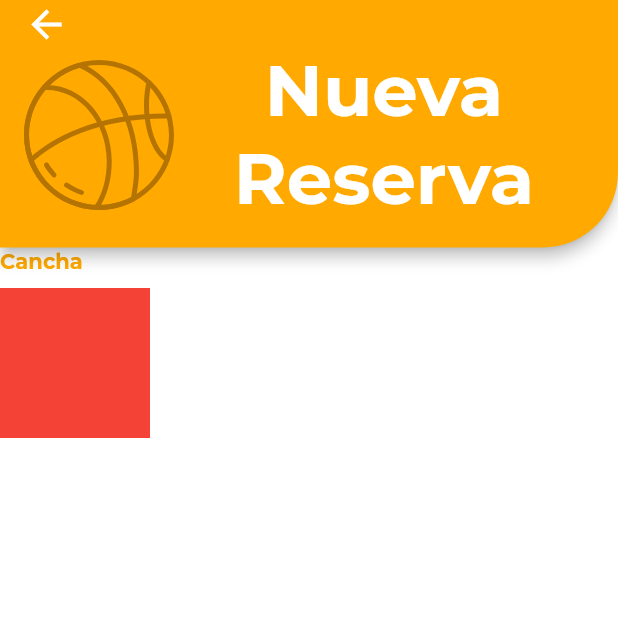
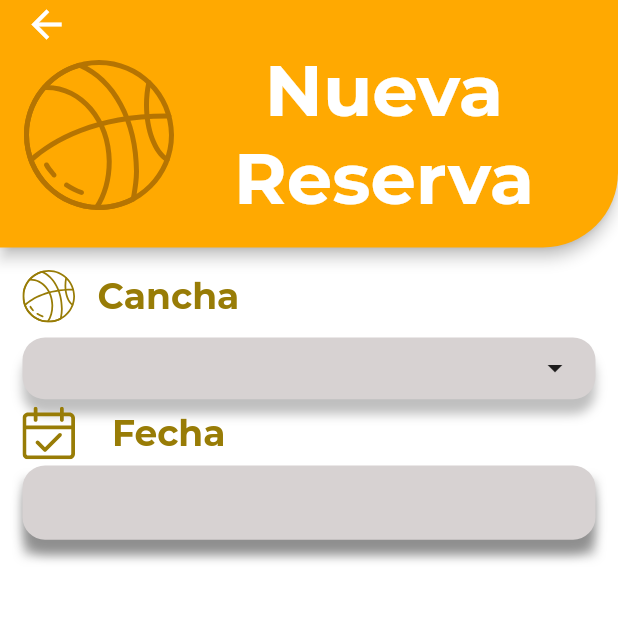
Before and after one commit to SilvioArzeno/Cancha-app, a Flutter app: the ReservationForm screen opened by its route, on a phone screen of 412 x 824 dp, the top half of it. Run offline on Flutter 3.47's test engine with Material 2 defaults, Android fonts, the phone set to English and light mode, and no system bars; our stand-ins replace flutter_svg, shared_preferences; missing offline and left inert: flutter_cupertino_date_picker; accounts and stored records are empty; project files that could hold a hidden picture were left out.

Commit message:
Adds Custom Date Picker to Reservation Form

```diff
--- /dev/null
+++ b/cancha_app/lib/components/custom_datepicker.dart
@@ -0,0 +1,155 @@
+// Author: Silvio Arzeno
+//
+// Date: 8/3/2020
+//
+// Description: A generic Input Widget that takes Icon, text , IsPassword
+// As well as preffered text color or text decoration. Default Values are
+// Icon: WhiteProfileIcon.svg
+// Text: Correo/ Usuario
+// Text Decorations: Monserrat, White, 16, Bold
+//
+// Change Log:
+// -8/3/2020 Silvio Arzeno: Widget created
+//
+
+import 'package:flutter/material.dart';
+import 'package:flutter_cupertino_date_picker/flutter_cupertino_date_picker.dart';
+import 'package:flutter_svg/svg.dart';
+import 'package:intl/intl.dart';
+
+class CustomDatePicker extends StatefulWidget {
+  CustomDatePicker({
+    Key key,
+    this.icon,
+    @required this.text,
+    this.textColor,
+    this.textDecoration,
+    this.inputHeight,
+    this.inputWidth,
+    this.textSize,
+    this.onChanged,
+    this.selectedDate,
+  }) : super(key: key);
+
+  final String icon;
+  final String text;
+  final Color textColor;
+  final TextStyle textDecoration;
+  final double inputHeight;
+  final double inputWidth;
+  final double textSize;
+  final Function onChanged;
+  final DateTime selectedDate;
+
+  @override
+  _CustomDatePickerState createState() => _CustomDatePickerState();
+}
+
+class _CustomDatePickerState extends State<CustomDatePicker> {
+  String _formattedDate;
+  @override
+  Widget build(BuildContext context) {
+    print("Date picker build");
+    Size currentScreen = MediaQuery.of(context).size;
+
+    return Container(
+      child: Column(
+        crossAxisAlignment: CrossAxisAlignment.start,
+        children: <Widget>[
+          SizedBox(height: 5),
+          Row(
+            children: <Widget>[
+              if (widget.icon != null)
+                SvgPicture.asset("lib/resources/images/icons/${widget.icon}",
+                    height: 35, width: 35, color: Color(0xFF987C06)),
+              if (widget.icon != null) Spacer(),
+              Text(
+                "${widget.text}",
+                style: (widget.textDecoration ??
+                    TextStyle(
+                      fontFamily: "Montserrat",
+                      fontSize: widget.textSize ?? 16,
+                      fontWeight: FontWeight.bold,
+                      color: widget.textColor ?? Colors.white,
+                    )),
+              ),
+              Spacer(
+                flex: 10,
+              ),
+            ],
+          ),
+          SizedBox(
+            height: currentScreen.height * 0.005,
+          ),
+          Container(
+            alignment: Alignment.centerLeft,
+            decoration: BoxDecoration(
+              boxShadow: [
+                BoxShadow(
+                  blurRadius: 5,
+                  offset: Offset(0, 10),
+                  color: Color(
+                    0x40000000,
+                  ),
+                )
+              ],
+            ),
+            height: widget.inputHeight ?? currentScreen.height * 0.06,
+            child: GestureDetector(
+              child: Container(
+                height: currentScreen.height * 0.35,
+                decoration: BoxDecoration(
+                  boxShadow: [
+                    BoxShadow(
+                      blurRadius: 5,
+                      offset: Offset(0, 10),
+                      color: Color(0x40000000),
+                    )
+                  ],
+                  color: Color(0xFFD7D2D2),
+                  borderRadius: BorderRadius.circular(15),
+                ),
+                padding: EdgeInsets.symmetric(horizontal: 15),
+                child: Row(
+                  mainAxisAlignment: MainAxisAlignment.spaceBetween,
+                  children: [
+                    Text(_formattedDate == null ? "" : "$_formattedDate",
+                        style: const TextStyle(
+                          fontFamily: "Montserrat",
+                          fontSize: 22,
+                          color: Colors.black,
+                        )),
+                  ],
+                ),
+              ),
+              onTap: () => showModalBottomSheet(
+                context: context,
+                builder: (context) => Container(
+                  height: currentScreen.height * 0.40,
+                  child: DatePickerWidget(
+                    onConfirm: (value, indexes) {
+                      setState(() {
+                        _formattedDate = DateFormat.yMMMd().format(value);
+                      });
+                    },
+                    dateFormat: 'dd/MM/yyyy',
+                    minDateTime: DateTime.now(),
+                    pickerTheme: DateTimePickerTheme(
+                      confirmTextStyle: TextStyle(color: Color(0xFF987C06)),
+                      itemTextStyle: TextStyle(
+                        fontFamily: "Montserrat",
+                        fontSize: 20,
+                        fontWeight: FontWeight.bold,
+                        color: Color(0xFF987C06),
+                      ),
+                    ),
+                  ),
+                ),
+              ),
+            ),
+          ),
+        ],
+      ),
+    );
+  }
+}
--- a/cancha_app/lib/components/custom_dropdown.dart
+++ b/cancha_app/lib/components/custom_dropdown.dart
@@ -2,7 +2,7 @@ import 'package:flutter/cupertino.dart';
 import 'package:flutter/material.dart';
 import 'package:flutter_svg/svg.dart';
 
-class CustomDropdown extends StatelessWidget {
+class CustomDropdown extends StatefulWidget {
   final String textIcon;
   final Icon buttonIcon;
   final double height;
@@ -11,7 +11,7 @@ class CustomDropdown extends StatelessWidget {
   final List<String> options;
   final Color textColor;
   final Function onChanged;
-  final TextDecoration textDecoration;
+  final TextStyle textDecoration;
   final TextDecoration inputTextDecoration;
   final double textSize;
   final String selectedItem;
@@ -33,16 +33,32 @@ class CustomDropdown extends StatelessWidget {
   }) : super(key: key);
 
   @override
+  _CustomDropdownState createState() => _CustomDropdownState();
+}
+
+class _CustomDropdownState extends State<CustomDropdown> {
+  String currentItem;
+  int selectedIndex;
+  @override
+  void initState() {
+    // TODO: implement initState
+    super.initState();
+    currentItem = widget.selectedItem;
+    selectedIndex = 0;
+  }
+
+  @override
   Widget build(BuildContext context) {
+    print("Selector Rebuild");
     Size screenSize = MediaQuery.of(context).size;
     List<Widget> children = new List<Widget>();
-    options.forEach((element) {
+    widget.options.forEach((element) {
       children.add(Text(element,
           style: TextStyle(
             fontFamily: "Montserrat",
             fontSize: 32,
             fontWeight: FontWeight.bold,
-            color: Color(0xFF0B768C),
+            color: Color(0xFF987C06),
           )));
     });
     return Container(
@@ -51,16 +67,23 @@ class CustomDropdown extends StatelessWidget {
         children: [
           Row(
             children: <Widget>[
-              if (textIcon != null)
-                SvgPicture.asset("lib/resources/images/icons/$textIcon"),
+              if (widget.textIcon != null)
+                SvgPicture.asset(
+                    "lib/resources/images/icons/${widget.textIcon}",
+                    height: 35,
+                    width: 35,
+                    color: Color(0xFF987C06)),
+              SizedBox(
+                width: 15,
+              ),
               Text(
-                "$text",
-                style: (textDecoration ??
+                "${widget.text}",
+                style: (widget.textDecoration ??
                     TextStyle(
                         fontFamily: "Montserrat",
-                        fontSize: textSize ?? 14,
+                        fontSize: widget.textSize ?? 14,
                         fontWeight: FontWeight.bold,
-                        color: textColor ?? Colors.white)),
+                        color: widget.textColor ?? Colors.white)),
               ),
             ],
           ),
@@ -69,9 +92,31 @@ class CustomDropdown extends StatelessWidget {
           ),
           GestureDetector(
             child: Container(
-              width: 100,
-              height: 100,
-              color: Colors.red,
+              height: screenSize.height * 0.05,
+              decoration: BoxDecoration(
+                boxShadow: [
+                  BoxShadow(
+                    blurRadius: 5,
+                    offset: Offset(0, 10),
+                    color: Color(0x40000000),
+                  )
+                ],
+                color: Color(0xFFD7D2D2),
+                borderRadius: BorderRadius.circular(15),
+              ),
+              padding: EdgeInsets.symmetric(horizontal: 15),
+              child: Row(
+                mainAxisAlignment: MainAxisAlignment.spaceBetween,
+                children: [
+                  Text(currentItem == null ? "" : "$currentItem",
+                      style: const TextStyle(
+                        fontFamily: "Montserrat",
+                        fontSize: 22,
+                        color: Colors.black,
+                      )),
+                  Icon(Icons.arrow_drop_down)
+                ],
+              ),
             ),
             onTap: () => {
               showModalBottomSheet(
@@ -83,22 +128,25 @@ class CustomDropdown extends StatelessWidget {
                       automaticallyImplyLeading: false,
                       elevation: 0,
                       title: Text(
-                        "$text",
+                        "${widget.text}",
                         style: TextStyle(
                           fontFamily: "Montserrat",
                           fontSize: 20,
                           fontWeight: FontWeight.bold,
-                          color: Color(0xFF0B768C),
+                          color: Color(0xFF987C06),
                         ),
                       ),
                       actions: [
                         IconButton(
                           icon: Icon(
                             Icons.check,
-                            color: Color(0xFF0B768C),
+                            color: Color(0xFF987C06),
                             size: 32.0,
                           ),
                           onPressed: () {
+                            setState(() {
+                              currentItem = widget.options[selectedIndex];
+                            });
                             Navigator.pop(context);
                           },
                         )
@@ -106,10 +154,12 @@ class CustomDropdown extends StatelessWidget {
                     ),
                     body: CupertinoPicker(
                       scrollController: FixedExtentScrollController(
-                        initialItem: options.indexOf("$selectedItem"),
+                        initialItem: widget.options.indexOf("$currentItem"),
                       ),
                       itemExtent: 60,
-                      onSelectedItemChanged: onChanged ?? (int value) {},
+                      onSelectedItemChanged: (value) {
+                        selectedIndex = value;
+                      },
                       children: children,
                     ),
                   ),
--- a/cancha_app/lib/views/reservation_form/reservation_form.dart
+++ b/cancha_app/lib/views/reservation_form/reservation_form.dart
@@ -1,8 +1,7 @@
+import 'package:cancha_app/components/custom_datepicker.dart';
 import 'package:cancha_app/components/custom_dropdown.dart';
 import 'package:cancha_app/components/form_app_bar.dart';
-import 'package:cancha_app/components/main_app_bar.dart';
 import 'package:flutter/material.dart';
-import 'package:flutter_svg/flutter_svg.dart';
 
 class ReservationForm extends StatefulWidget {
   ReservationForm({Key key}) : super(key: key);
@@ -16,17 +15,33 @@ class ReservationForm extends StatefulWidget {
 class _ReservationFormState extends State<ReservationForm> {
   @override
   Widget build(BuildContext context) {
+    print("Form Builded !!!!!");
     return Scaffold(
       backgroundColor: Colors.white,
       appBar: FormAppBar(),
-      body: Column(
-        children: [
-          CustomDropdown(
-            text: "Cancha",
-            options: ['Cancha A', 'Cancha B', 'Cancha C'],
-            textColor: Color(0xFFFFA901),
-          )
-        ],
+      body: Padding(
+        padding: const EdgeInsets.all(15),
+        child: Column(
+          children: [
+            CustomDropdown(
+                text: "Cancha",
+                options: ['Cancha A', 'Cancha B', 'Cancha C'],
+                textIcon: 'ball.svg',
+                textDecoration: TextStyle(
+                    fontFamily: "Montserrat",
+                    fontSize: 24,
+                    fontWeight: FontWeight.bold,
+                    color: Color(0xFF987C06))),
+            CustomDatePicker(
+                text: "Fecha",
+                icon: "date.svg",
+                textDecoration: TextStyle(
+                    fontFamily: "Montserrat",
+                    fontSize: 24,
+                    fontWeight: FontWeight.bold,
+                    color: Color(0xFF987C06)))
+          ],
+        ),
       ),
     );
   }
--- a/cancha_app/pubspec.yaml
+++ b/cancha_app/pubspec.yaml
@@ -28,6 +28,7 @@ dependencies:
   provider: ^4.3.2+2
   shared_preferences: any
   flutter_svg: ^0.19.1
+  flutter_cupertino_date_picker: ^1.0.26+2
 
 
 
```
Also changed, not shown: cancha_app/pubspec.lock.
